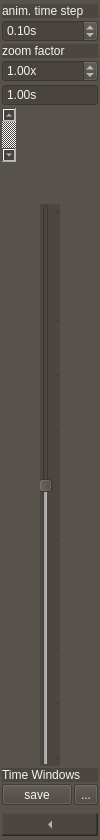
CommanderPho/pyPhoPlaceCellAnalysis, file src/pyphoplacecellanalysis/GUI/Qt/ZoomAndNavigationSidebarControls/Spike3DRasterLeftSidebarControlBarBase.ui: the form before one commit.
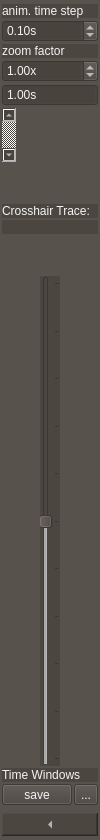
The form after the commit. Icons and pictures are not drawn. Custom widgets are drawn as their Qt base class.

```diff
--- a/src/pyphoplacecellanalysis/GUI/Qt/ZoomAndNavigationSidebarControls/Spike3DRasterLeftSidebarControlBarBase.ui
+++ b/src/pyphoplacecellanalysis/GUI/Qt/ZoomAndNavigationSidebarControls/Spike3DRasterLeftSidebarControlBarBase.ui
@@ -52,7 +52,7 @@
     <number>0</number>
    </property>
    <item>
-    <layout class="QVBoxLayout" name="verticalLayout" stretch="0,0,0,0,0,0,0,1,0,0,0">
+    <layout class="QVBoxLayout" name="verticalLayout" stretch="0,0,0,0,0,0,0,0,0,0,1,0,0,0">
      <property name="leftMargin">
       <number>2</number>
      </property>
@@ -149,6 +149,33 @@
        </property>
       </widget>
      </item>
+     <item>
+      <spacer name="verticalSpacer">
+       <property name="orientation">
+        <enum>Qt::Vertical</enum>
+       </property>
+       <property name="sizeHint" stdset="0">
+        <size>
+         <width>20</width>
+         <height>40</height>
+        </size>
+       </property>
+      </spacer>
+     </item>
+     <item>
+      <widget class="QLabel" name="lblCrosshairTraceStaticLabel">
+       <property name="text">
+        <string>Crosshair Trace:</string>
+       </property>
+      </widget>
+     </item>
+     <item>
+      <widget class="QLabel" name="lblCrosshairTraceValue">
+       <property name="text">
+        <string/>
+       </property>
+      </widget>
+     </item>
      <item>
       <spacer name="verticalSpacer_2">
        <property name="orientation">
```
